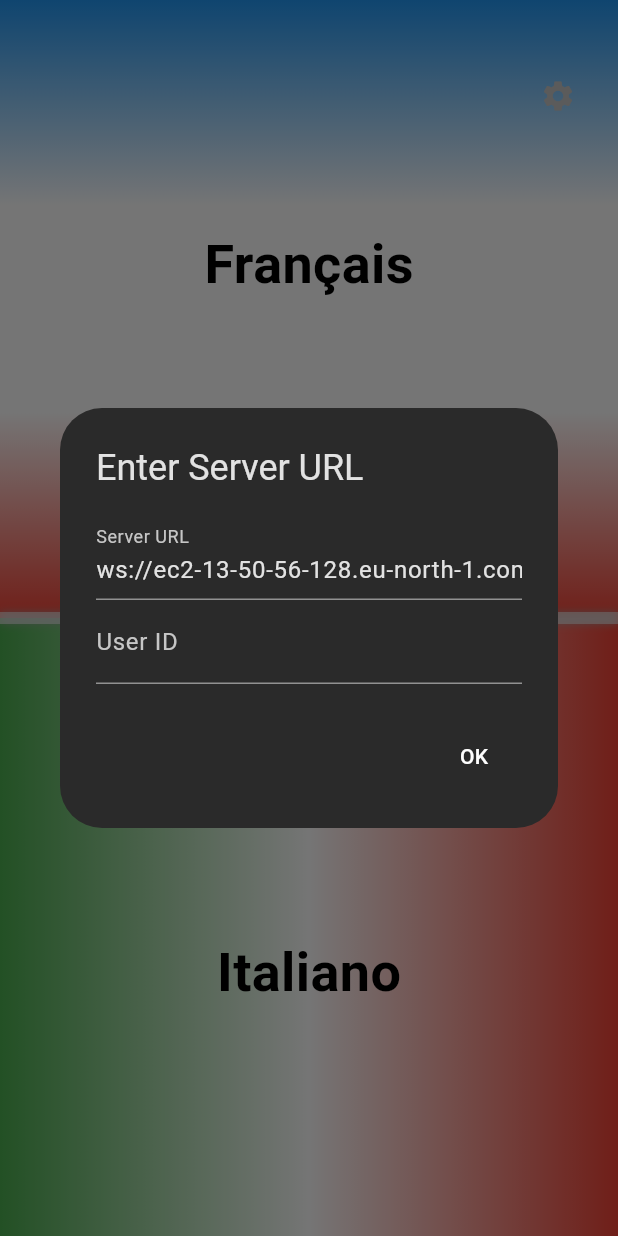
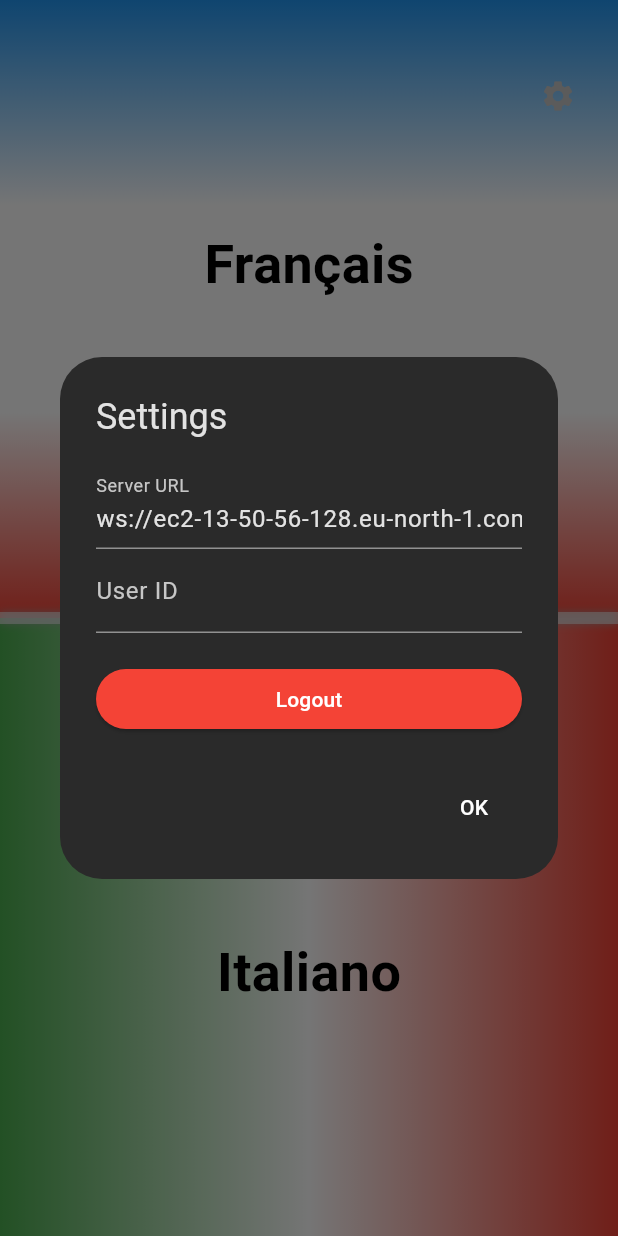
Before and after one commit to grayhatdevelopers/babelfish-app, a Flutter app: the TranslationApp screen opened directly, after a tap on the "settings" icon, on a phone screen of 412 x 824 dp. Run offline on Flutter 3.47's test engine with Material 3 defaults, Android fonts, the phone set to English and light mode, and no system bars; our stand-ins replace flutter_secure_storage, permission_handler; missing offline and left inert: audio_waveforms, flutter_sfsymbols, flutter_sound, noise_meter, realtime_audio; accounts and stored records are empty.

Commit message:
feat: signout

```diff
--- a/lib/models/api_response.dart
+++ b/lib/models/api_response.dart
@@ -1,5 +1,5 @@
 class OmniAPI {
-  String baseUrl = 'http://localhost:8081';
+  String baseUrl = 'https://4988-203-82-54-66.ngrok-free.app';
   final Map<String, String> headers;
 
   OmniAPI({
--- a/lib/pages/main_page.dart
+++ b/lib/pages/main_page.dart
@@ -183,7 +183,7 @@ class TranslationAppState extends State<TranslationApp> {
               top: 40,
               right: 16,
               child: IconButton(
-                  onPressed: _showUrlDialog, icon: Icon(Icons.settings)),
+                  onPressed: _showSettingsDialog, icon: Icon(Icons.settings)),
             ),
           ],
         ),
@@ -712,14 +712,14 @@ class TranslationAppState extends State<TranslationApp> {
     }
   }
 
-  void _showUrlDialog() {
+  void _showSettingsDialog() {
     TextEditingController urlController =
         TextEditingController(text: serverUrl);
     TextEditingController userController = TextEditingController(text: userID);
     showDialog(
       context: context,
       builder: (context) => AlertDialog(
-        title: Text("Enter Server URL"),
+        title: Text("Settings"),
         content: Column(
           mainAxisSize: MainAxisSize.min,
           children: [
@@ -735,6 +735,29 @@ class TranslationAppState extends State<TranslationApp> {
               decoration: InputDecoration(
                 hintText: "Enter UserID here",
                 labelText: "User ID",
+              ),
+            ),
+            const SizedBox(height: 20),
+            ElevatedButton(
+              onPressed: () async {
+                await StorageService.deleteToken();
+                await StorageService.deleteCredentials();
+                if (mounted) {
+                  Navigator.pushAndRemoveUntil(
+                    context,
+                    MaterialPageRoute(
+                        builder: (context) => const LoginScreen()),
+                    (route) => false,
+                  );
+                }
+              },
+              style: ElevatedButton.styleFrom(
+                backgroundColor: Colors.red,
+                minimumSize: const Size(double.infinity, 40),
+              ),
+              child: const Text(
+                'Logout',
+                style: TextStyle(color: Colors.white),
               ),
             ),
           ],
```
Also changed, not shown: lib/pages/login_page.dart (+33 -0 lines), lib/services/storage_service.dart (+20 -0 lines), 4 other files.
